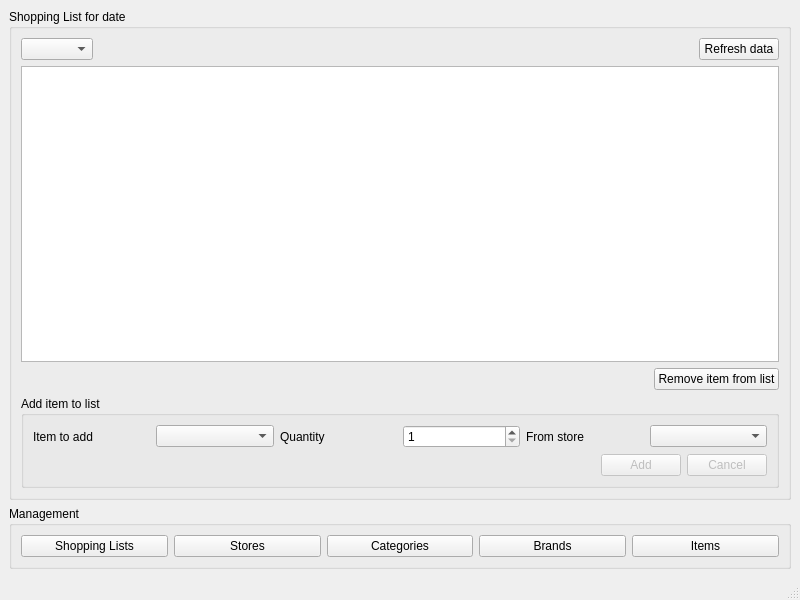
Old version of the form slg_desktop/gui/mainwindow.ui in the repository drulum/slg_desktop.
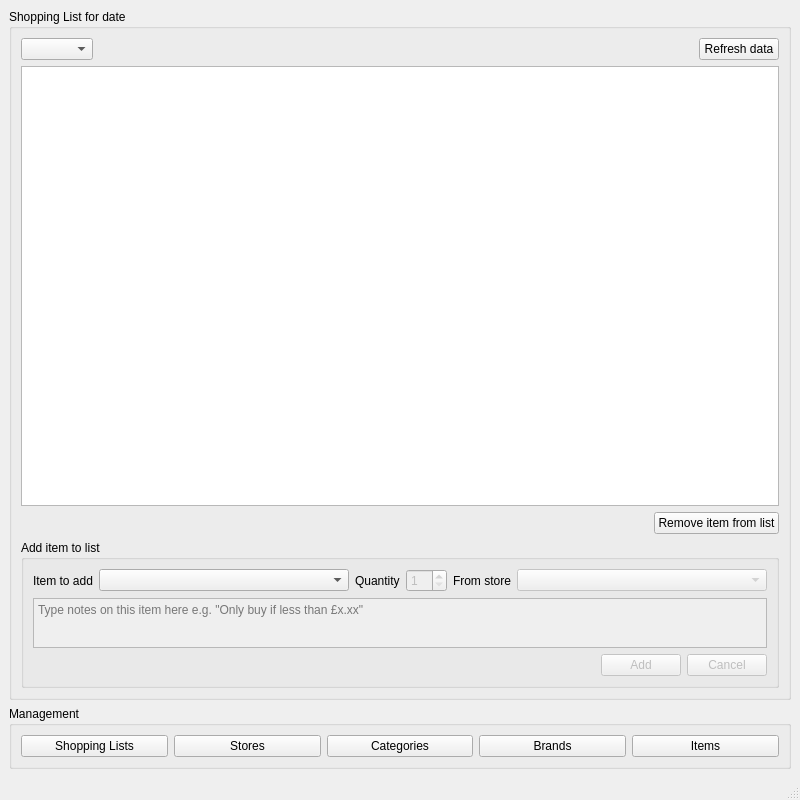
New version of the form.

Commit message: completed functionality to add, delete or edit shopping list items

The edit to the form file:
```diff
--- a/slg_desktop/gui/mainwindow.ui
+++ b/slg_desktop/gui/mainwindow.ui
@@ -7,7 +7,7 @@
     <x>0</x>
     <y>0</y>
     <width>800</width>
-    <height>600</height>
+    <height>800</height>
    </rect>
   </property>
   <property name="windowTitle">
@@ -84,6 +84,12 @@
        </item>
        <item>
         <widget class="QGroupBox" name="groupBox_3">
+         <property name="sizePolicy">
+          <sizepolicy hsizetype="Preferred" vsizetype="Fixed">
+           <horstretch>0</horstretch>
+           <verstretch>0</verstretch>
+          </sizepolicy>
+         </property>
          <property name="title">
           <string>Add item to list</string>
          </property>
@@ -98,7 +104,14 @@
              </widget>
             </item>
             <item>
-             <widget class="QComboBox" name="itemBox"/>
+             <widget class="QComboBox" name="itemBox">
+              <property name="sizePolicy">
+               <sizepolicy hsizetype="Expanding" vsizetype="Fixed">
+                <horstretch>0</horstretch>
+                <verstretch>0</verstretch>
+               </sizepolicy>
+              </property>
+             </widget>
             </item>
             <item>
              <widget class="QLabel" name="label_2">
@@ -109,6 +122,9 @@
             </item>
             <item>
              <widget class="QSpinBox" name="quantityBox">
+              <property name="enabled">
+               <bool>false</bool>
+              </property>
               <property name="minimum">
                <number>1</number>
               </property>
@@ -122,10 +138,42 @@
              </widget>
             </item>
             <item>
-             <widget class="QComboBox" name="storeBox"/>
+             <widget class="QComboBox" name="storeBox">
+              <property name="enabled">
+               <bool>false</bool>
+              </property>
+              <property name="sizePolicy">
+               <sizepolicy hsizetype="Expanding" vsizetype="Fixed">
+                <horstretch>0</horstretch>
+                <verstretch>0</verstretch>
+               </sizepolicy>
+              </property>
+             </widget>
             </item>
            </layout>
           </item>
+          <item>
+           <widget class="QPlainTextEdit" name="notesTextEdit">
+            <property name="enabled">
+             <bool>false</bool>
+            </property>
+            <property name="sizePolicy">
+             <sizepolicy hsizetype="Expanding" vsizetype="Fixed">
+              <horstretch>0</horstretch>
+              <verstretch>0</verstretch>
+             </sizepolicy>
+            </property>
+            <property name="maximumSize">
+             <size>
+              <width>16777215</width>
+              <height>50</height>
+             </size>
+            </property>
+            <property name="placeholderText">
+             <string>Type notes on this item here e.g. &quot;Only buy if less than £x.xx&quot;</string>
+            </property>
+           </widget>
+          </item>
           <item>
            <layout class="QHBoxLayout" name="horizontalLayout_3">
             <item>
```
Left out of the diff: 6 changed lines with no effect on the pictures. The commit also changes 3 other files.
